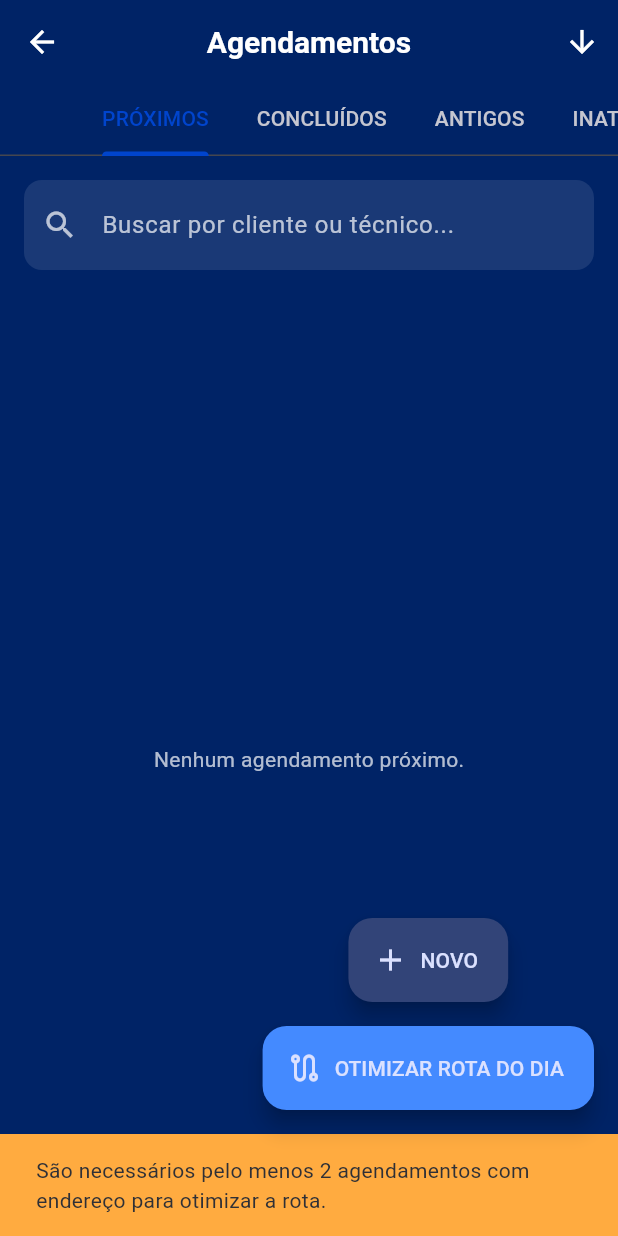
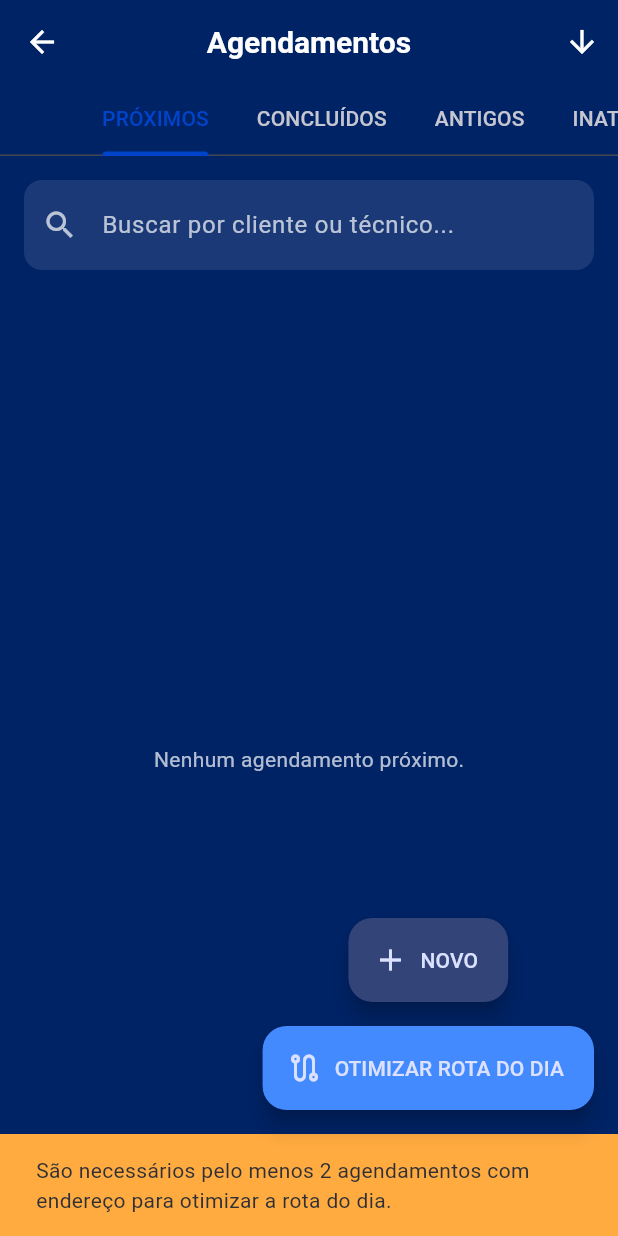
Before and after one commit to Sam280903/gerenciar, a Flutter app: the AgendamentosTela screen opened by its route, after a tap on "OTIMIZAR ROTA DO DIA", on a phone screen of 412 x 824 dp. Run offline on Flutter 3.47's test engine with Material 3 defaults, Android fonts, the phone set to English and light mode, and no system bars; our stand-ins replace brasil_fields, cloud_firestore, connectivity_plus, firebase_auth, firebase_core, firebase_messaging and 5 more; accounts and stored records are empty.

Commit message:
Correção da Otimização de rota e da Notificação

```diff
--- a/lib/apresentacao/telas/agendamentos/agendamentos_tela.dart
+++ b/lib/apresentacao/telas/agendamentos/agendamentos_tela.dart
@@ -14,7 +14,6 @@ import 'package:url_launcher/url_launcher.dart';
 import 'cadastro_agendamento_tela.dart';
 import 'detalhes_agendamento_tela.dart';
 
-// Adicionando as dependências no construtor para injeção
 class AgendamentosTela extends StatefulWidget {
   final AgendamentoRepositorioAdaptativo? agendamentoRepo;
   final ClienteRepositorioAdaptativo? clienteRepo;
@@ -35,7 +34,6 @@ class _AgendamentosTelaState extends State<AgendamentosTela>
   late TabController _tabController;
   final _buscaController = TextEditingController();
 
-  // Repositórios que serão inicializados
   late final AgendamentoRepositorioAdaptativo _agendamentoRepo;
   late final ClienteRepositorioAdaptativo _clienteRepo;
   late final TecnicoRepositorioAdaptativo _tecnicoRepo;
@@ -58,7 +56,6 @@ class _AgendamentosTelaState extends State<AgendamentosTela>
     super.initState();
     _tabController = TabController(length: 4, vsync: this);
 
-    // Inicializa os repositórios a partir do widget ou cria novas instâncias
     _agendamentoRepo = widget.agendamentoRepo ?? AgendamentoRepositorioAdaptativo();
     _clienteRepo = widget.clienteRepo ?? ClienteRepositorioAdaptativo();
     _tecnicoRepo = widget.tecnicoRepo ?? TecnicoRepositorioAdaptativo();
@@ -179,6 +176,7 @@ class _AgendamentosTelaState extends State<AgendamentosTela>
     }
   }
 
+  // --- FUNÇÃO CORRIGIDA E FINALIZADA ---
   Future<void> _otimizarRota() async {
     final hoje = DateUtils.dateOnly(DateTime.now());
 
@@ -191,25 +189,26 @@ class _AgendamentosTelaState extends State<AgendamentosTela>
           (a, b) => a.agendamento.dataHora.compareTo(b.agendamento.dataHora));
 
     if (agendamentosDoDia.length < 2) {
+      if (mounted) {
         ScaffoldMessenger.of(context).showSnackBar(
           const SnackBar(
             content: Text(
-              'São necessários pelo menos 2 agendamentos com endereço para otimizar a rota.'),
+                'São necessários pelo menos 2 agendamentos com endereço para otimizar a rota do dia.'),
             backgroundColor: Colors.orangeAccent,
           ),
         );
+      }
       return;
     }
 
-    final enderecos =
-        agendamentosDoDia.map((item) => item.cliente!.endereco).toList();
-    final destination =
-        enderecos.removeLast();
-    final waypoints = enderecos.join('|');
+    // Constrói a URL para o Google Maps Directions
+    // O último endereço na lista cronológica será o destino final.
+    // Todos os outros serão pontos de parada (waypoints).
+    final enderecos = agendamentosDoDia.map((item) => item.cliente!.endereco).toList();
+    final destino = Uri.encodeComponent(enderecos.removeLast());
+    final waypoints = enderecos.map(Uri.encodeComponent).join('|');
 
-    final url =
-        'https://www.google.com/maps/dir/?api=1&destination=${Uri.encodeComponent(destination)}&waypoints=${Uri.encodeComponent(waypoints)}&travelmode=driving';
-
+    final url = 'https://www.google.com/maps/dir/?api=1&destination=$destino&waypoints=$waypoints&travelmode=driving';
     final uri = Uri.parse(url);
 
     if (await canLaunchUrl(uri)) {
@@ -225,6 +224,7 @@ class _AgendamentosTelaState extends State<AgendamentosTela>
       }
     }
   }
+  // --- FIM DA CORREÇÃO ---
 
   @override
   Widget build(BuildContext context) {
--- a/lib/servicos/autenticacao_servico.dart
+++ b/lib/servicos/autenticacao_servico.dart
@@ -28,6 +28,13 @@ class AutenticacaoServico {
         email: email,
         password: senha,
       );
+
+      // *** MUDANÇA ADICIONADA AQUI ***
+      if (credenciais.user != null) {
+        // Agora, sempre que o login for bem-sucedido...
+        await salvarTokenDoDispositivo(); // ...o token do dispositivo é salvo no Firebase.
+      }
+
       return credenciais.user;
     } on FirebaseAuthException catch (e) {
       throw Exception(_traduzirErro(e.code));
@@ -91,7 +98,6 @@ class AutenticacaoServico {
           'ativo': true,
         });
 
-        // --- ALTERAÇÃO AQUI ---
         // 3. Cria o documento correspondente na coleção 'gestores'
         await _firestore.collection('gestores').doc(usuario.uid).set({
           'nome': nome,
@@ -99,7 +105,6 @@ class AutenticacaoServico {
           'idUsuario': usuario.uid, // Vincula ao usuário
           'ativo': true,
         });
-        // --- FIM DA ALTERAÇÃO ---
 
         // 4. Atualiza a configuração do sistema
         await _firestore.collection('configuracao').doc('sistema').set({
@@ -118,7 +123,7 @@ class AutenticacaoServico {
     }
   }
 
-  // --- NOVO MÉTODO PARA CADASTRAR TÉCNICO ---
+  //MÉTODO PARA CADASTRAR TÉCNICO ---
   Future<User?> cadastrarTecnico({
     required String nome,
     required String email,
@@ -159,7 +164,6 @@ class AutenticacaoServico {
       throw Exception('Erro ao cadastrar técnico: ${e.message}');
     }
   }
-  // --- FIM DO NOVO MÉTODO ---
 
   Future<void> salvarTokenDoDispositivo() async {
     final usuario = _auth.currentUser;
```
Lines whose indentation alone changed are shown as unchanged.
